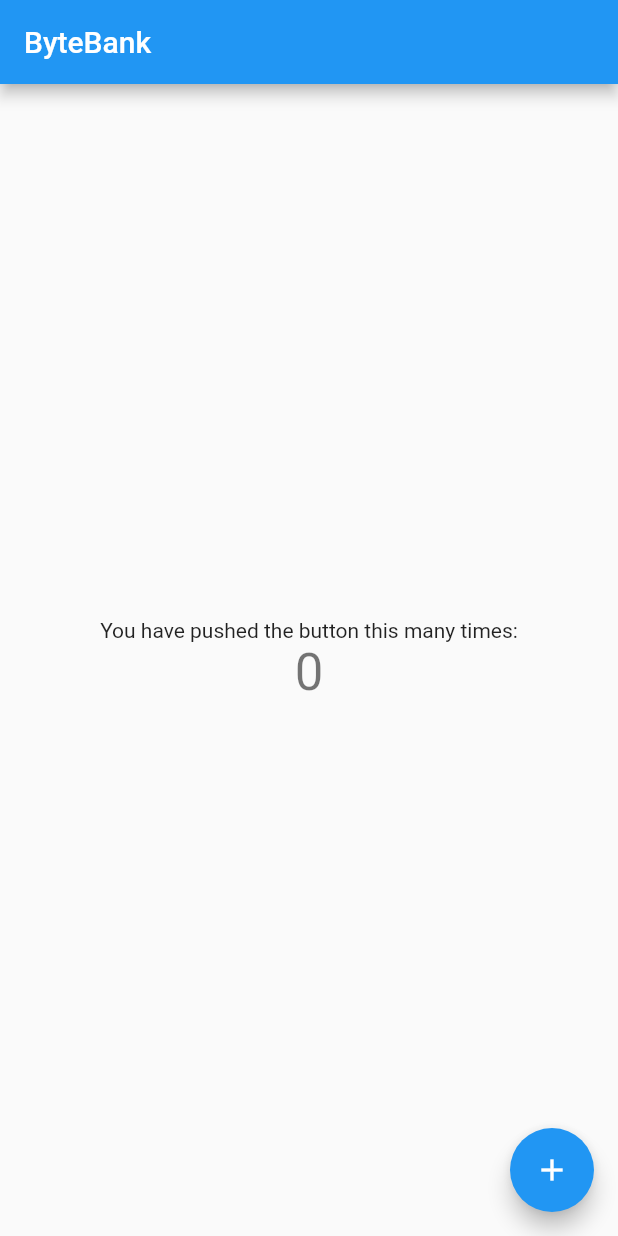
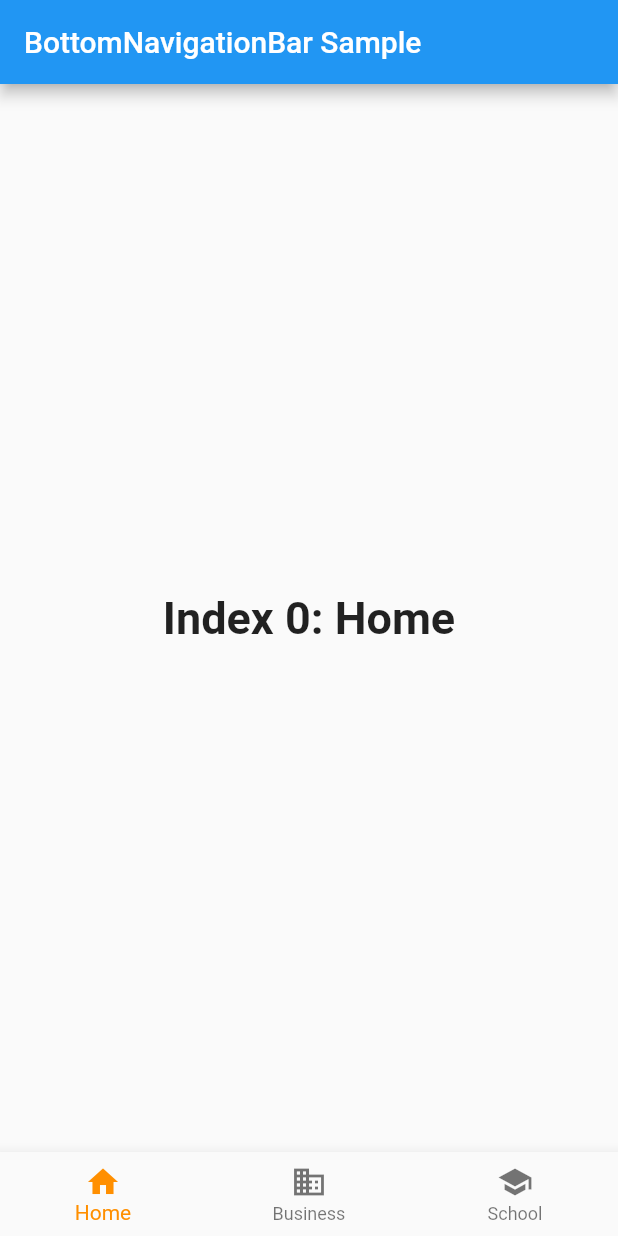
Before and after one commit to gustavo-oa/ByteBank, a Flutter app: the screen it shows after launch, on a phone screen of 412 x 824 dp. Run offline on Flutter 3.47's test engine with Material 2 defaults, Android fonts, the phone set to English and light mode, and no system bars.

Commit message:
testes com bottom menu

```diff
--- a/lib/main.dart
+++ b/lib/main.dart
@@ -1,113 +1,93 @@
+/// Flutter code sample for BottomNavigationBar
+
+// This example shows a [BottomNavigationBar] as it is used within a [Scaffold]
+// widget. The [BottomNavigationBar] has three [BottomNavigationBarItem]
+// widgets, which means it defaults to [BottomNavigationBarType.fixed], and
+// the [currentIndex] is set to index 0. The selected item is
+// amber. The `_onItemTapped` function changes the selected item's index
+// and displays a corresponding message in the center of the [Scaffold].
+
 import 'package:flutter/material.dart';
 
 void main() => runApp(const MyApp());
 
+/// This is the main application widget.
 class MyApp extends StatelessWidget {
   const MyApp({Key? key}) : super(key: key);
 
-  // This widget is the root of your application.
+  static const String _title = 'Flutter Code Sample';
+
   @override
   Widget build(BuildContext context) {
-    return MaterialApp(
-      title: 'Byte Bank',
-      theme: ThemeData(
-        // This is the theme of your application.
-        //
-        // Try running your application with "flutter run". You'll see the
-        // application has a blue toolbar. Then, without quitting the app, try
-        // changing the primarySwatch below to Colors.green and then invoke
-        // "hot reload" (press "r" in the console where you ran "flutter run",
-        // or simply save your changes to "hot reload" in a Flutter IDE).
-        // Notice that the counter didn't reset back to zero; the application
-        // is not restarted.
-        primarySwatch: Colors.blue,
-      ),
-      home: const MyHomePage(title: 'ByteBank'),
+    return const MaterialApp(
+      title: _title,
+      home: MyStatefulWidget(),
     );
   }
 }
 
-class MyHomePage extends StatefulWidget {
-  const MyHomePage({Key? key, required this.title}) : super(key: key);
-
-  // This widget is the home page of your application. It is stateful, meaning
-  // that it has a State object (defined below) that contains fields that affect
-  // how it looks.
-
-  // This class is the configuration for the state. It holds the values (in this
-  // case the title) provided by the parent (in this case the App widget) and
-  // used by the build method of the State. Fields in a Widget subclass are
-  // always marked "final".
-
-  final String title;
+/// This is the stateful widget that the main application instantiates.
+class MyStatefulWidget extends StatefulWidget {
+  const MyStatefulWidget({Key? key}) : super(key: key);
 
   @override
-  State<MyHomePage> createState() => _MyHomePageState();
+  State<MyStatefulWidget> createState() => _MyStatefulWidgetState();
 }
 
-class _MyHomePageState extends State<MyHomePage> {
-  int _counter = 0;
+/// This is the private State class that goes with MyStatefulWidget.
+class _MyStatefulWidgetState extends State<MyStatefulWidget> {
+  int _selectedIndex = 0;
+  static const TextStyle optionStyle =
+      TextStyle(fontSize: 30, fontWeight: FontWeight.bold);
+  static const List<Widget> _widgetOptions = <Widget>[
+    Text(
+      'Index 0: Home',
+      style: optionStyle,
+    ),
+    Text(
+      'Index 1: Business',
+      style: optionStyle,
+    ),
+    Text(
+      'Index 2: School',
+      style: optionStyle,
+    ),
+  ];
 
-  void _incrementCounter() {
+  void _onItemTapped(int index) {
     setState(() {
-      // This call to setState tells the Flutter framework that something has
-      // changed in this State, which causes it to rerun the build method below
-      // so that the display can reflect the updated values. If we changed
-      // _counter without calling setState(), then the build method would not be
-      // called again, and so nothing would appear to happen.
-      _counter++;
+      _selectedIndex = index;
     });
   }
 
   @override
   Widget build(BuildContext context) {
-    // This method is rerun every time setState is called, for instance as done
-    // by the _incrementCounter method above.
-    //
-    // The Flutter framework has been optimized to make rerunning build methods
-    // fast, so that you can just rebuild anything that needs updating rather
-    // than having to individually change instances of widgets.
     return Scaffold(
       appBar: AppBar(
-        // Here we take the value from the MyHomePage object that was created by
-        // the App.build method, and use it to set our appbar title.
-        title: Text(widget.title),
+        title: const Text('BottomNavigationBar Sample'),
       ),
       body: Center(
-        // Center is a layout widget. It takes a single child and positions it
-        // in the middle of the parent.
-        child: Column(
-          // Column is also a layout widget. It takes a list of children and
-          // arranges them vertically. By default, it sizes itself to fit its
-          // children horizontally, and tries to be as tall as its parent.
-          //
-          // Invoke "debug painting" (press "p" in the console, choose the
-          // "Toggle Debug Paint" action from the Flutter Inspector in Android
-          // Studio, or the "Toggle Debug Paint" command in Visual Studio Code)
-          // to see the wireframe for each widget.
-          //
-          // Column has various properties to control how it sizes itself and
-          // how it positions its children. Here we use mainAxisAlignment to
-          // center the children vertically; the main axis here is the vertical
-          // axis because Columns are vertical (the cross axis would be
-          // horizontal).
-          mainAxisAlignment: MainAxisAlignment.center,
-          children: <Widget>[
-            const Text(
-              'You have pushed the button this many times:',
-            ),
-            Text(
-              '$_counter',
-              style: Theme.of(context).textTheme.headline4,
-            ),
-          ],
-        ),
+        child: _widgetOptions.elementAt(_selectedIndex),
       ),
-      floatingActionButton: FloatingActionButton(
-        onPressed: _incrementCounter,
-        tooltip: 'Increment',
-        child: const Icon(Icons.add),
-      ), // This trailing comma makes auto-formatting nicer for build methods.
+      bottomNavigationBar: BottomNavigationBar(
+        items: const <BottomNavigationBarItem>[
+          BottomNavigationBarItem(
+            icon: Icon(Icons.home),
+            label: 'Home',
+          ),
+          BottomNavigationBarItem(
+            icon: Icon(Icons.business),
+            label: 'Business',
+          ),
+          BottomNavigationBarItem(
+            icon: Icon(Icons.school),
+            label: 'School',
+          ),
+        ],
+        currentIndex: _selectedIndex,
+        selectedItemColor: Colors.amber[800],
+        onTap: _onItemTapped,
+      ),
     );
   }
 }
```
